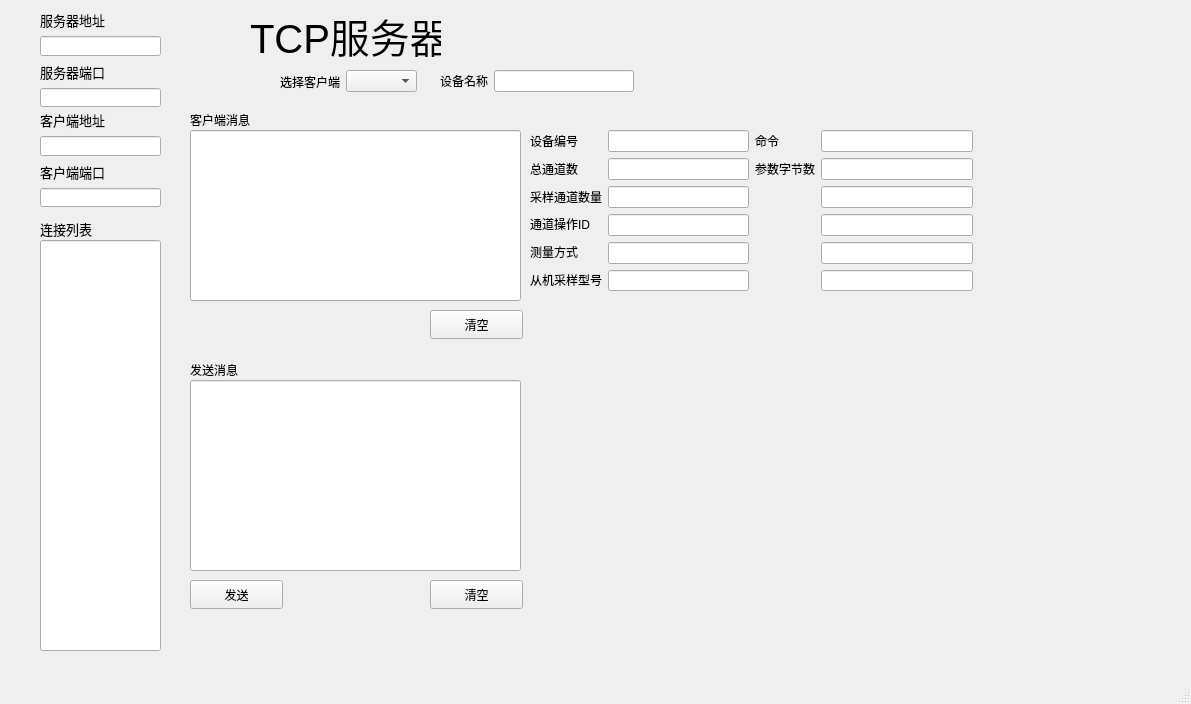
The window that testTCPserver/aidu_TcpServer/mainwindow.ui (Valaris1026/QT) describes before a commit, drawn with Qt 5.
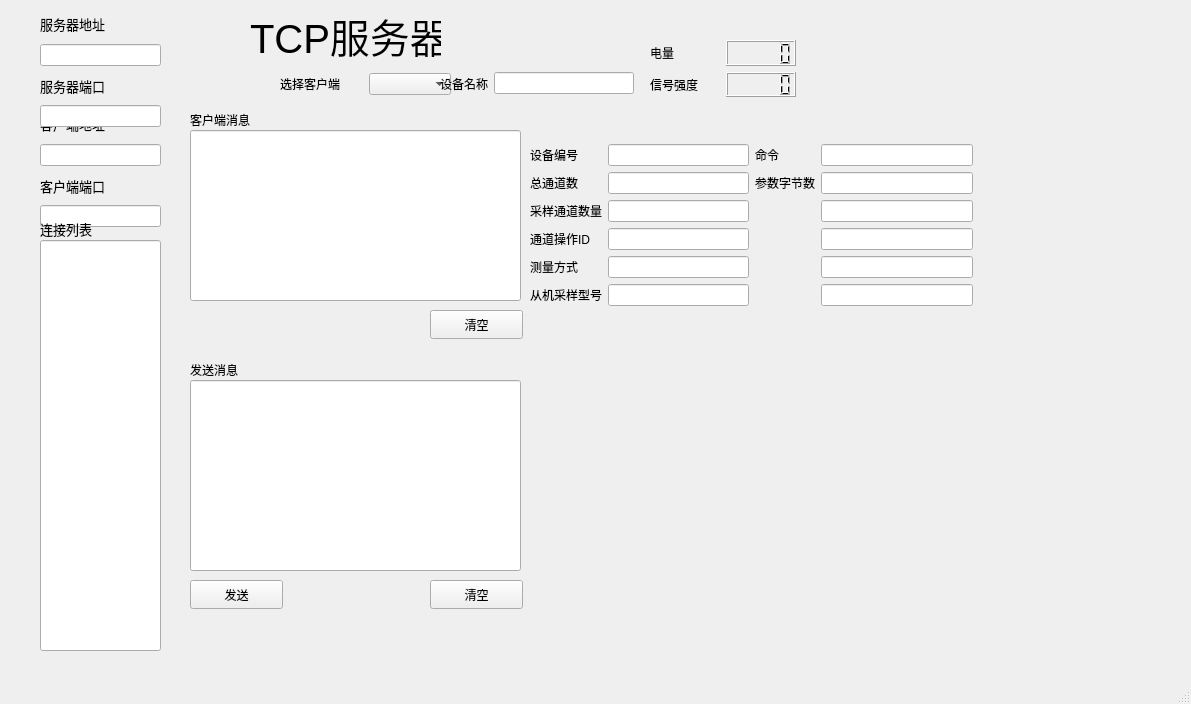
The same window after the commit.

```diff
--- a/testTCPserver/aidu_TcpServer/mainwindow.ui
+++ b/testTCPserver/aidu_TcpServer/mainwindow.ui
@@ -132,7 +132,7 @@
       <x>40</x>
       <y>110</y>
       <width>121</width>
-      <height>97</height>
+      <height>117</height>
      </rect>
     </property>
     <layout class="QVBoxLayout" name="verticalLayout_2">
@@ -196,13 +196,13 @@
      <string>连接列表</string>
     </property>
    </widget>
-   <widget class="QWidget" name="">
+   <widget class="QWidget" name="layoutWidget">
     <property name="geometry">
      <rect>
       <x>280</x>
       <y>70</y>
-      <width>137</width>
-      <height>23</height>
+      <width>171</width>
+      <height>28</height>
      </rect>
     </property>
     <layout class="QHBoxLayout" name="horizontalLayout">
@@ -218,13 +218,13 @@
      </item>
     </layout>
    </widget>
-   <widget class="QWidget" name="">
+   <widget class="QWidget" name="layoutWidget">
     <property name="geometry">
      <rect>
       <x>40</x>
       <y>10</y>
       <width>121</width>
-      <height>97</height>
+      <height>117</height>
      </rect>
     </property>
     <layout class="QVBoxLayout" name="verticalLayout_3">
@@ -260,13 +260,13 @@
      </item>
     </layout>
    </widget>
-   <widget class="QWidget" name="">
+   <widget class="QWidget" name="layoutWidget">
     <property name="geometry">
      <rect>
       <x>440</x>
       <y>70</y>
       <width>194</width>
-      <height>22</height>
+      <height>27</height>
      </rect>
     </property>
     <layout class="QHBoxLayout" name="horizontalLayout_2">
@@ -286,13 +286,13 @@
      </item>
     </layout>
    </widget>
-   <widget class="QWidget" name="">
+   <widget class="QWidget" name="layoutWidget">
     <property name="geometry">
      <rect>
       <x>530</x>
       <y>130</y>
       <width>443</width>
-      <height>161</height>
+      <height>191</height>
      </rect>
     </property>
     <layout class="QHBoxLayout" name="horizontalLayout_3">
@@ -396,14 +396,14 @@
          <item>
           <widget class="QLabel" name="label_19">
            <property name="text">
-            <string> </string>
+            <string/>
            </property>
           </widget>
          </item>
          <item>
           <widget class="QLabel" name="label_20">
            <property name="text">
-            <string> </string>
+            <string/>
            </property>
           </widget>
          </item>
@@ -442,6 +442,46 @@
      </item>
     </layout>
    </widget>
+   <widget class="QWidget" name="">
+    <property name="geometry">
+     <rect>
+      <x>650</x>
+      <y>40</y>
+      <width>146</width>
+      <height>57</height>
+     </rect>
+    </property>
+    <layout class="QHBoxLayout" name="horizontalLayout_4">
+     <item>
+      <layout class="QVBoxLayout" name="verticalLayout_8">
+       <item>
+        <widget class="QLabel" name="label_23">
+         <property name="text">
+          <string>电量</string>
+         </property>
+        </widget>
+       </item>
+       <item>
+        <widget class="QLabel" name="label_24">
+         <property name="text">
+          <string>信号强度</string>
+         </property>
+        </widget>
+       </item>
+      </layout>
+     </item>
+     <item>
+      <layout class="QVBoxLayout" name="verticalLayout_7">
+       <item>
+        <widget class="QLCDNumber" name="batteryPercentNum"/>
+       </item>
+       <item>
+        <widget class="QLCDNumber" name="wifiStrengthNum"/>
+       </item>
+      </layout>
+     </item>
+    </layout>
+   </widget>
   </widget>
   <widget class="QMenuBar" name="menubar">
    <property name="geometry">
```
Left out of the diff: 2 changed lines with no effect on the pictures.
